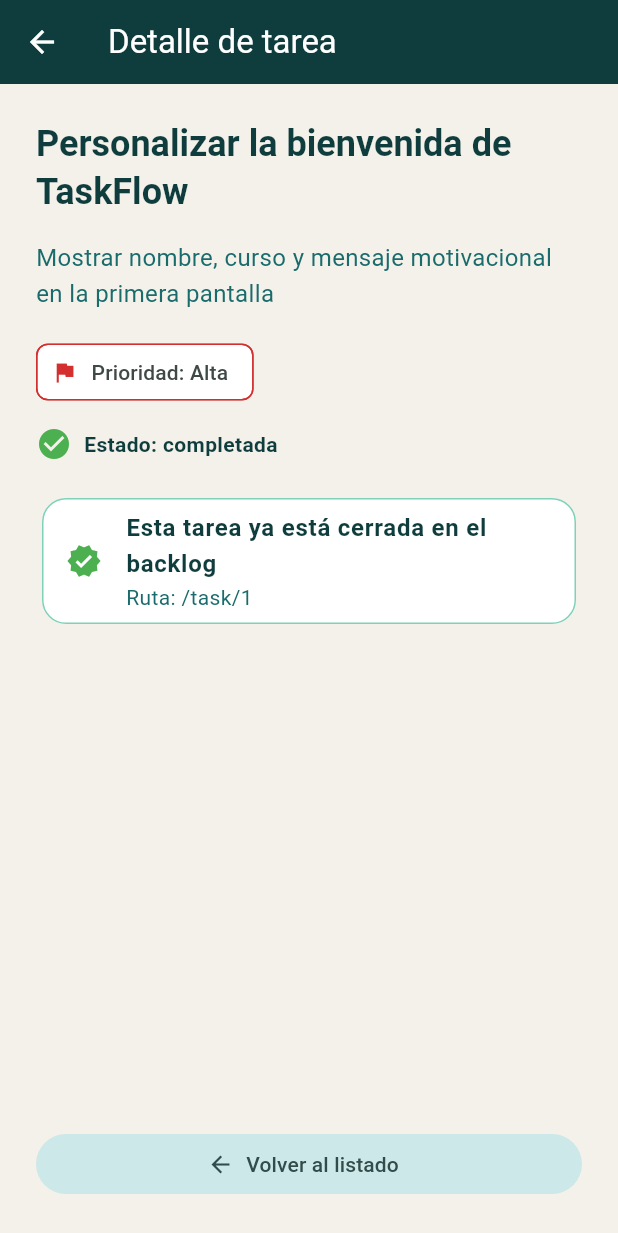
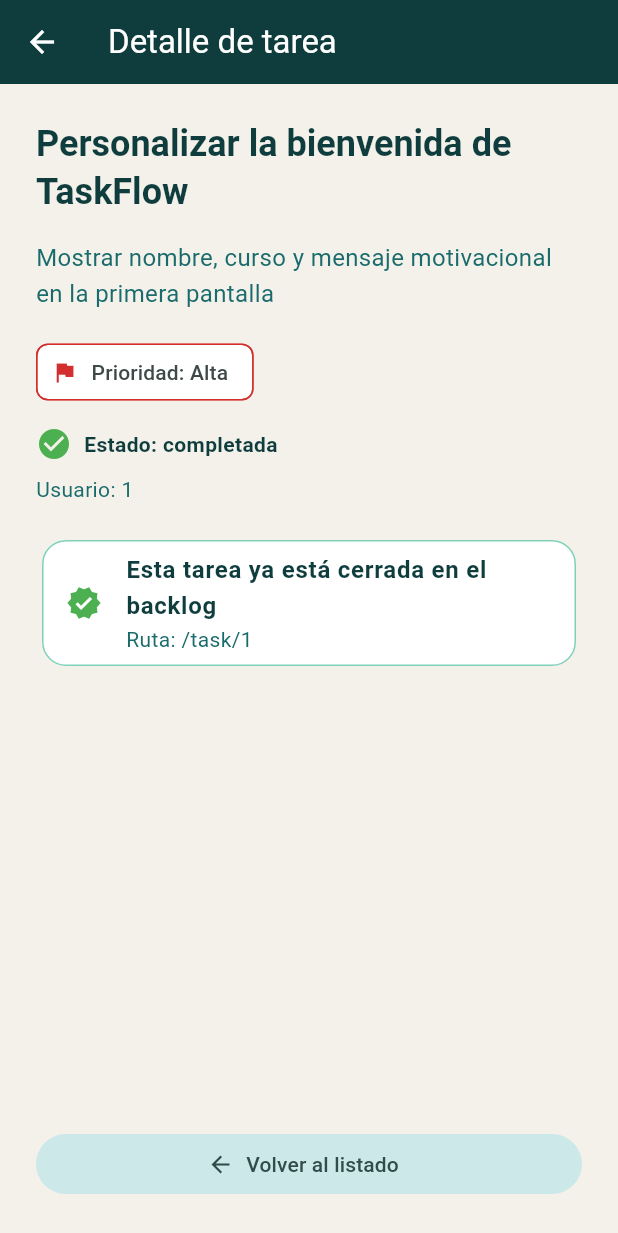
Before and after one commit to FrankMolina17/TASK, a Flutter app: the screen it shows after launch, after a tap on "Personalizar la bienvenida de TaskFlow", on a phone screen of 412 x 824 dp. Shown: the top 1233 px of the screen. Run offline on Flutter 3.47's test engine with Material 3 defaults, Android fonts, the phone set to English and light mode, and no system bars; our stand-ins replace go_router.

Commit message:
docs: definir alcance y modelo de TaskFlow

```diff
--- a/lib/main.dart
+++ b/lib/main.dart
@@ -1,5 +1,7 @@
 import 'package:flutter/material.dart';
 import 'package:go_router/go_router.dart';
+
+import 'task.dart';
 
 void main() {
   runApp(const TaskFlowApp());
@@ -36,22 +38,6 @@ class TaskFlowApp extends StatelessWidget {
   }
 }
 
-class Task {
-  const Task({
-    required this.id,
-    required this.title,
-    required this.description,
-    required this.priority,
-    required this.isCompleted,
-  });
-
-  final int id;
-  final String title;
-  final String description;
-  final String priority;
-  final bool isCompleted;
-}
-
 const demoTasks = [
   Task(
     id: 1,
@@ -60,6 +46,7 @@ const demoTasks = [
         'Mostrar nombre, curso y mensaje motivacional en la primera pantalla',
     priority: 'Alta',
     isCompleted: true,
+    userId: 1,
   ),
   Task(
     id: 2,
@@ -68,6 +55,7 @@ const demoTasks = [
         'Convertir la bienvenida en StatefulWidget y controlar pendientes',
     priority: 'Alta',
     isCompleted: true,
+    userId: 1,
   ),
   Task(
     id: 3,
@@ -75,6 +63,7 @@ const demoTasks = [
     description: 'Modelar Task, extraer TaskCard y usar ListView.builder',
     priority: 'Alta',
     isCompleted: false,
+    userId: 1,
   ),
   Task(
     id: 4,
@@ -82,6 +71,7 @@ const demoTasks = [
     description: 'Usar el id de cada tarea para abrir una pantalla de detalle',
     priority: 'Media',
     isCompleted: false,
+    userId: 1,
   ),
   Task(
     id: 5,
@@ -89,8 +79,16 @@ const demoTasks = [
     description: 'Reemplazar los datos locales por una arquitectura MVVM',
     priority: 'Baja',
     isCompleted: false,
+    userId: 1,
   ),
 ];
+
+Task? findTask(int? id) {
+  for (final task in demoTasks) {
+    if (task.id == id) return task;
+  }
+  return null;
+}
 
 final appRouter = GoRouter(
   routes: [
@@ -98,8 +96,8 @@ final appRouter = GoRouter(
     GoRoute(
       path: '/task/:id',
       builder: (context, state) {
-        final taskId = int.parse(state.pathParameters['id']!);
-        return TaskDetailScreen(taskId: taskId);
+        final id = int.tryParse(state.pathParameters['id'] ?? '');
+        return TaskDetailScreen(task: findTask(id));
       },
     ),
   ],
@@ -181,9 +179,9 @@ class TaskListScreen extends StatelessWidget {
 }
 
 class TaskDetailScreen extends StatelessWidget {
-  const TaskDetailScreen({super.key, required this.taskId});
+  const TaskDetailScreen({super.key, required this.task});
 
-  final int taskId;
+  final Task? task;
 
   Color _priorityColor(String priority) {
     switch (priority) {
@@ -198,7 +196,21 @@ class TaskDetailScreen extends StatelessWidget {
 
   @override
   Widget build(BuildContext context) {
-    final task = demoTasks.firstWhere((item) => item.id == taskId);
+    final selected = this.task;
+    if (selected == null) {
+      return Scaffold(
+        appBar: AppBar(
+          backgroundColor: TaskFlowPalette.deepTeal,
+          foregroundColor: Colors.white,
+          title: const Text('Detalle de tarea'),
+        ),
+        body: const Padding(
+          padding: EdgeInsets.all(24),
+          child: Text('No se encontró esta tarea.'),
+        ),
+      );
+    }
+    final task = selected;
     final statusLabel = task.isCompleted
         ? 'Estado: completada'
         : 'Estado: pendiente';
@@ -262,6 +274,11 @@ class TaskDetailScreen extends StatelessWidget {
                   ),
                 ),
               ],
+            ),
+            const SizedBox(height: 8),
+            Text(
+              'Usuario: ${task.userId}',
+              style: const TextStyle(color: TaskFlowPalette.teal),
             ),
             const SizedBox(height: 20),
             Card(
--- /dev/null
+++ b/lib/task.dart
@@ -0,0 +1,28 @@
+class Task {
+  const Task({
+    required this.id,
+    required this.title,
+    required this.description,
+    required this.priority,
+    required this.isCompleted,
+    required this.userId,
+  });
+
+  final int id;
+  final String title;
+  final String description;
+  final String priority;
+  final bool isCompleted;
+  final int userId;
+
+  factory Task.fromJson(Map<String, dynamic> json) {
+    return Task(
+      id: json['id'] as int,
+      title: json['title'] as String,
+      description: json['description'] as String,
+      priority: json['priority'] as String,
+      isCompleted: json['isCompleted'] as bool,
+      userId: json['userId'] as int,
+    );
+  }
+}
```
Also changed, not shown: 2 other files.
